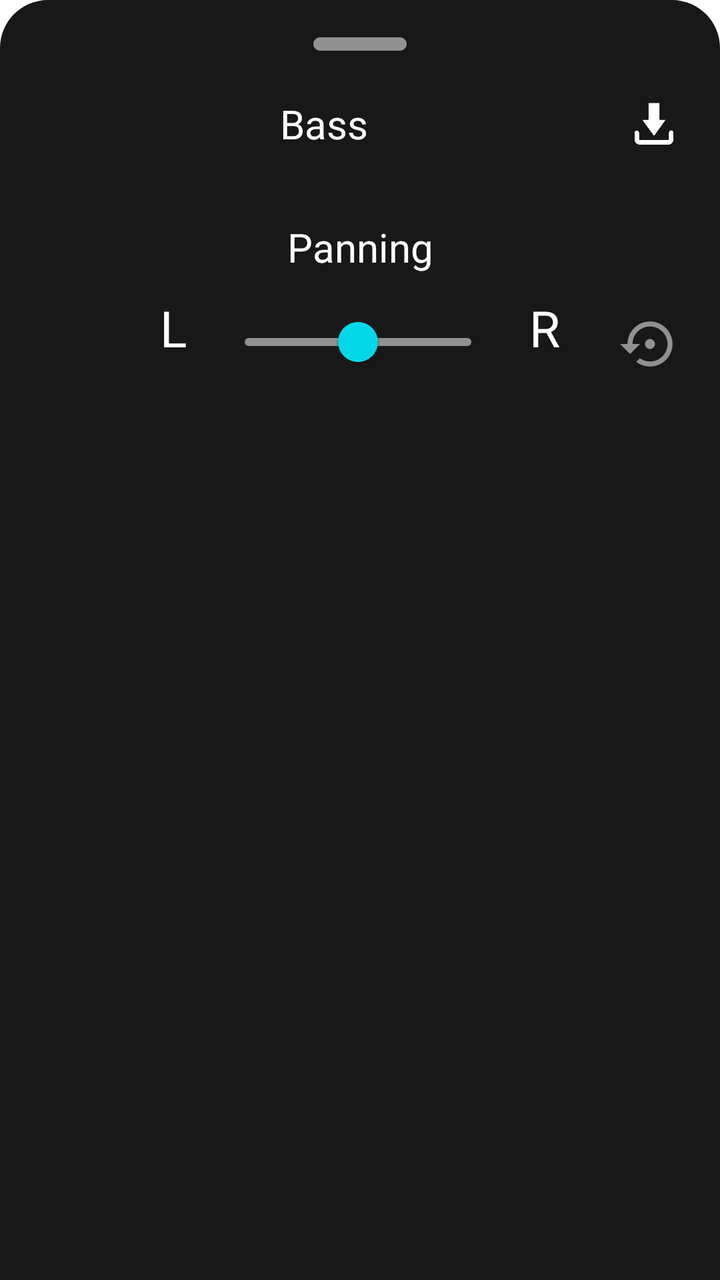
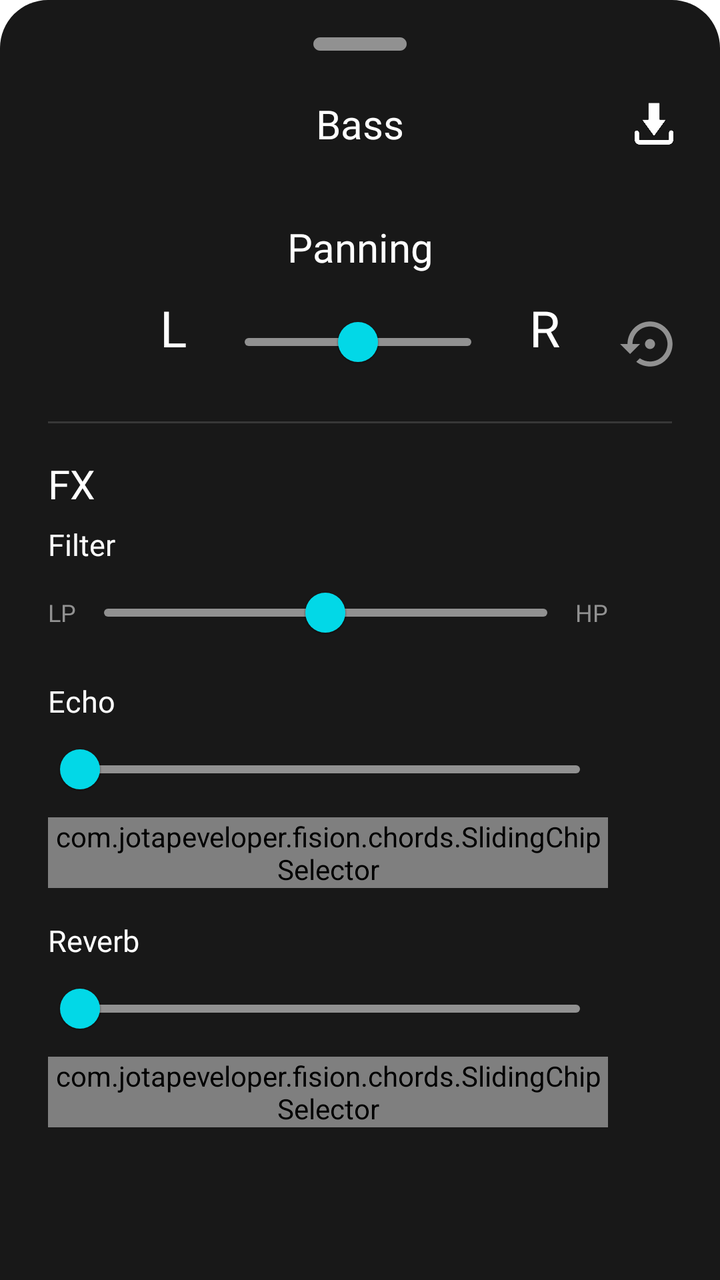

The first picture is an Android layout as it rendered before a commit; the second is the same layout after the commit. The layout source and the unified diff follow.
<!-- AndroidManifest.xml: application theme Theme.Fision -->
<!-- res/layout/player_modal_sheet_dialog.xml -->
<?xml version="1.0" encoding="utf-8"?>
<LinearLayout
    xmlns:android="http://schemas.android.com/apk/res/android"
    xmlns:app="http://schemas.android.com/apk/res-auto"
    android:orientation="vertical"
    android:layout_width="match_parent"
    android:layout_height="match_parent"
    android:background="@drawable/dialogbg">



        <ImageView
            android:layout_width="80dp"
            android:layout_height="wrap_content"
            android:src="@drawable/ic_round_remove_24"
            android:layout_gravity="center|top"
            android:scaleType="centerCrop"
            android:layout_marginBottom="10dp"/>

        
        <LinearLayout
            android:layout_width="match_parent"
            android:layout_height="wrap_content"
            android:orientation="horizontal"
            android:gravity="center_vertical"
            android:layout_marginBottom="30dp"
            android:layout_marginStart="15dp"
            android:layout_marginEnd="15dp">

            <TextView
                android:id="@+id/Title"
                android:layout_width="0dp"
                android:layout_height="wrap_content"
                android:layout_weight="1"
                android:gravity="center_horizontal"
                android:ellipsize="marquee"
                android:focusable="true"
                android:focusableInTouchMode="true"
                android:fontFamily="@font/noto_sans_regular"
                android:marqueeRepeatLimit="marquee_forever"
                android:scrollHorizontally="true"
                android:singleLine="true"
                android:text="@string/title_bass"
                android:textColor="#FFFFFF"
                android:textSize="20sp"/>

            <ImageButton
                android:id="@+id/ib_exportStem"
                android:layout_width="36dp"
                android:layout_height="36dp"
                android:background="?selectableItemBackgroundBorderless"
                android:contentDescription="@string/export_stem_button_desc"
                android:padding="6dp"
                android:scaleType="fitCenter"
                android:src="@drawable/ic_export"
                app:tint="#FFFFFF"/>

        </LinearLayout>

        <TextView
            android:id="@+id/pan_title"
            android:layout_width="match_parent"
            android:layout_height="wrap_content"
            android:gravity="center_horizontal"
            android:ellipsize="marquee"
            android:focusable="true"
            android:focusableInTouchMode="true"
            android:fontFamily="@font/noto_sans_regular"
            android:marqueeRepeatLimit="marquee_forever"
            android:scrollHorizontally="true"
            android:singleLine="true"
            android:text="@string/pan_title"
            android:textColor="#FFFFFF"
            android:textSize="20sp"
            android:layout_marginBottom="10dp"
            android:layout_marginStart="15dp"
            android:layout_marginEnd="15dp"/>

        <LinearLayout
            android:layout_width="match_parent"
            android:layout_height="wrap_content"
            android:orientation="horizontal">

                <TextView
                    android:id="@+id/pan_l"
                    android:layout_width="wrap_content"
                    android:layout_height="wrap_content"
                    android:fontFamily="@font/noto_sans_regular"
                    android:text="@string/pan_l"
                    android:textColor="#FFFFFF"
                    android:textSize="25sp"
                    android:layout_marginBottom="30dp"
                    android:layout_marginStart="80dp"
                    android:layout_marginEnd="15dp"/>

                <com.google.android.material.slider.Slider
                    android:id="@+id/s_pan"
                    android:layout_width="0dp"
                    android:layout_height="wrap_content"
                    android:layout_weight="1"
                    android:layout_marginStart="0dp"
                    android:layout_marginEnd="00dp"
                    android:value="0"
                    android:valueFrom="-100"
                    android:valueTo="100"
                    app:trackColorActive="@color/AppDarkGrey"
                    app:trackColorInactive="@color/AppDarkGrey"
                    app:thumbColor="?attr/accentSecondary"
                    app:haloRadius="0dp"
                    app:haloColor="@color/sliderHalo"
                    />

                <TextView
                    android:id="@+id/pan_r"
                    android:layout_width="wrap_content"
                    android:layout_height="wrap_content"
                    android:layout_marginEnd="30dp"
                    app:layout_constraintEnd_toEndOf="parent"
                    android:fontFamily="@font/noto_sans_regular"
                    android:text="@string/pan_r"
                    android:textColor="#FFFFFF"
                    android:textSize="25sp"
                    android:layout_marginBottom="30dp"
                    android:layout_marginStart="15dp"
                    />

                <ImageButton
                    android:id="@+id/ib_restorePan"
                    android:layout_width="30dp"
                    android:layout_height="30dp"
                    android:layout_marginTop="10dp"
                    android:layout_marginEnd="20dp"
                    android:background="?selectableItemBackgroundBorderless"
                    android:backgroundTint="@color/black"
                    android:contentDescription="restore pan"
                    android:gravity="center"
                    android:includeFontPadding="false"
                    android:padding="0dp"
                    android:scaleType="fitXY"
                    android:src="@drawable/ic_restore_pan"
                    android:text=""
                    android:textColor="@color/white"
                    android:value="50"
                    />

        </LinearLayout>




</LinearLayout>
<!-- resources referenced by this layout -->
<resources>
  <color name="AppDarkGrey">#919191</color>
  <color name="black">#FF000000</color>
  <color name="sliderHalo">#3302D8E7</color>
  <color name="white">#FFFFFFFF</color>
  <!-- drawable dialogbg (drawable) -->
  <?xml version="1.0" encoding="utf-8"?>
  <shape xmlns:android="http://schemas.android.com/apk/res/android">
  
      <solid android:color="#181818" />
  
      <corners
          android:topLeftRadius="24dp"
          android:topRightRadius="24dp" />
  
      <padding
          android:top="10dp"
          android:bottom="10dp" />
  
  </shape>
  <!-- drawable ic_restore_pan (drawable) -->
  <vector android:height="24dp" android:tint="#919191"
      android:viewportHeight="24" android:viewportWidth="24"
      android:width="24dp" xmlns:android="http://schemas.android.com/apk/res/android">
      <path android:fillColor="@android:color/white" android:pathData="M14,12c0,-1.1 -0.9,-2 -2,-2s-2,0.9 -2,2 0.9,2 2,2 2,-0.9 2,-2zM12,3c-4.97,0 -9,4.03 -9,9L0,12l4,4 4,-4L5,12c0,-3.87 3.13,-7 7,-7s7,3.13 7,7 -3.13,7 -7,7c-1.51,0 -2.91,-0.49 -4.06,-1.3l-1.42,1.44C8.04,20.3 9.94,21 12,21c4.97,0 9,-4.03 9,-9s-4.03,-9 -9,-9z"/>
  </vector>
  <!-- drawable ic_round_remove_24 (drawable) -->
  <vector android:height="24dp" android:tint="@color/AppDarkGrey"
      android:viewportHeight="24" android:viewportWidth="24"
      android:width="24dp" xmlns:android="http://schemas.android.com/apk/res/android">
      <path android:fillColor="@android:color/white" android:pathData="M18,13H6c-0.55,0 -1,-0.45 -1,-1s0.45,-1 1,-1h12c0.55,0 1,0.45 1,1s-0.45,1 -1,1z"/>
  </vector>
  <string name="export_stem_button_desc">Export stem</string>
  <string name="pan_l">L</string>
  <string name="pan_r">R</string>
  <string name="pan_title">Panning</string>
  <string name="title_bass">Bass</string>
  <color name="colorPrimary">#27B397</color>
  <color name="purple_700">#FF3700B3</color>
  <color name="teal_200">#FF03DAC5</color>
  <color name="teal_700">#FF018786</color>
  <color name="accent_green_secondary">#02D8E7</color>
  <style name="Widget.Fision.TextInputLayout" parent="Widget.MaterialComponents.TextInputLayout.OutlinedBox">
          <item name="boxCornerRadiusTopStart">12dp</item>
          <item name="boxCornerRadiusTopEnd">12dp</item>
          <item name="boxCornerRadiusBottomStart">12dp</item>
          <item name="boxCornerRadiusBottomEnd">12dp</item>
          <item name="boxStrokeColor">@color/dialog_box_stroke</item>
          <item name="boxStrokeWidth">1dp</item>
          <item name="hintTextColor">@color/AppWhite</item>
          <item name="android:textColorHint">#9E9E9E</item>
          <item name="cursorColor">?attr/colorPrimary</item>
          <item name="cursorErrorColor">?attr/colorPrimary</item>
      </style>
  <color name="AppWhite">#FFFFFF</color>
  <!-- unchanged entries left out for length: 2 -->
</resources>

<!-- the commit's change to res/layout/player_modal_sheet_dialog.xml (unified diff, before → after) -->
@@ -26,6 +26,11 @@
             android:layout_marginBottom="30dp"
             android:layout_marginStart="15dp"
             android:layout_marginEnd="15dp">
+
+            
+            <Space
+                android:layout_width="36dp"
+                android:layout_height="36dp" />
 
             <TextView
                 android:id="@+id/Title"
@@ -148,4 +153,275 @@
 
 
 
+        
+        <View
+            android:layout_width="match_parent"
+            android:layout_height="1dp"
+            android:layout_marginStart="24dp"
+            android:layout_marginEnd="24dp"
+            android:layout_marginBottom="16dp"
+            android:background="#22FFFFFF" />
+
+        <LinearLayout
+            android:layout_width="match_parent"
+            android:layout_height="wrap_content"
+            android:orientation="horizontal"
+            android:gravity="center_vertical"
+            android:layout_marginStart="24dp"
+            android:layout_marginEnd="20dp"
+            android:layout_marginBottom="6dp">
+
+            <TextView
+                android:layout_width="0dp"
+                android:layout_height="wrap_content"
+                android:layout_weight="1"
+                android:fontFamily="@font/noto_sans_regular"
+                android:text="@string/fx_title"
+                android:textColor="#FFFFFF"
+                android:textSize="20sp" />
+
+            <com.google.android.material.button.MaterialButton
+                android:id="@+id/tv_fxClear"
+                style="@style/Widget.MaterialComponents.Button.OutlinedButton"
+                android:layout_width="wrap_content"
+                android:layout_height="wrap_content"
+                android:minHeight="0dp"
+                android:insetTop="0dp"
+                android:insetBottom="0dp"
+                android:paddingStart="14dp"
+                android:paddingEnd="14dp"
+                android:paddingTop="6dp"
+                android:paddingBottom="6dp"
+                android:text="@string/fx_clear"
+                android:textColor="@color/AppWhite"
+                android:textSize="12sp"
+                android:visibility="invisible"
+                app:strokeColor="?attr/colorPrimary"
+                app:rippleColor="?attr/colorPrimary"
+                app:cornerRadius="20dp" />
+        </LinearLayout>
+
+        
+        <LinearLayout
+            android:layout_width="match_parent"
+            android:layout_height="wrap_content"
+            android:orientation="horizontal"
+            android:layout_marginStart="24dp"
+            android:layout_marginEnd="24dp">
+
+            <TextView
+                android:id="@+id/tv_fxFilterLabel"
+                android:layout_width="0dp"
+                android:layout_height="wrap_content"
+                android:layout_weight="1"
+                android:fontFamily="@font/noto_sans_regular"
+                android:text="@string/fx_filter"
+                android:textColor="#FFFFFF"
+                android:textSize="15sp" />
+
+            <TextView
+                android:id="@+id/tv_fxFilterValue"
+                android:layout_width="wrap_content"
+                android:layout_height="wrap_content"
+                android:fontFamily="@font/noto_sans_regular"
+                android:textColor="#919191"
+                android:textSize="13sp" />
+        </LinearLayout>
+
+        <LinearLayout
+            android:layout_width="match_parent"
+            android:layout_height="wrap_content"
+            android:orientation="horizontal"
+            android:gravity="center_vertical"
+            android:layout_marginStart="24dp"
+            android:layout_marginEnd="20dp">
+
+            <TextView
+                android:layout_width="wrap_content"
+                android:layout_height="wrap_content"
+                android:fontFamily="@font/noto_sans_regular"
+                android:text="@string/fx_lowpass_short"
+                android:textColor="#919191"
+                android:textSize="12sp" />
+
+            <com.google.android.material.slider.Slider
+                android:id="@+id/s_fxFilter"
+                android:layout_width="0dp"
+                android:layout_height="wrap_content"
+                android:layout_weight="1"
+                android:value="0"
+                android:valueFrom="-100"
+                android:valueTo="100"
+                app:labelBehavior="gone"
+                app:trackColorActive="@color/AppDarkGrey"
+                app:trackColorInactive="@color/AppDarkGrey"
+                app:thumbColor="?attr/accentSecondary"
+                app:haloRadius="0dp"
+                app:haloColor="@color/sliderHalo" />
+
+            <TextView
+                android:layout_width="wrap_content"
+                android:layout_height="wrap_content"
+                android:fontFamily="@font/noto_sans_regular"
+                android:text="@string/fx_highpass_short"
+                android:textColor="#919191"
+                android:textSize="12sp" />
+
+            <ImageButton
+                android:id="@+id/ib_fxFilterRestore"
+                android:layout_width="26dp"
+                android:layout_height="26dp"
+                android:layout_marginStart="10dp"
+                android:background="?selectableItemBackgroundBorderless"
+                android:contentDescription="@string/fx_reset_desc"
+                android:padding="0dp"
+                android:scaleType="fitCenter"
+                android:src="@drawable/ic_restore_pan"
+                android:visibility="invisible" />
+        </LinearLayout>
+
+        
+        <LinearLayout
+            android:layout_width="match_parent"
+            android:layout_height="wrap_content"
+            android:orientation="horizontal"
+            android:layout_marginTop="10dp"
+            android:layout_marginStart="24dp"
+            android:layout_marginEnd="24dp">
+
+            <TextView
+                android:id="@+id/tv_fxEchoLabel"
+                android:layout_width="0dp"
+                android:layout_height="wrap_content"
+                android:layout_weight="1"
+                android:fontFamily="@font/noto_sans_regular"
+                android:text="@string/fx_echo"
+                android:textColor="#FFFFFF"
+                android:textSize="15sp" />
+
+            <TextView
+                android:id="@+id/tv_fxEchoValue"
+                android:layout_width="wrap_content"
+                android:layout_height="wrap_content"
+                android:fontFamily="@font/noto_sans_regular"
+                android:textColor="#919191"
+                android:textSize="13sp" />
+        </LinearLayout>
+
+        <LinearLayout
+            android:layout_width="match_parent"
+            android:layout_height="wrap_content"
+            android:orientation="horizontal"
+            android:gravity="center_vertical"
+            android:layout_marginStart="24dp"
+            android:layout_marginEnd="20dp">
+
+            <com.google.android.material.slider.Slider
+                android:id="@+id/s_fxEcho"
+                android:layout_width="0dp"
+                android:layout_height="wrap_content"
+                android:layout_weight="1"
+                android:value="0"
+                android:valueFrom="0"
+                android:valueTo="100"
+                app:labelBehavior="gone"
+                app:trackColorActive="?attr/colorPrimary"
+                app:trackColorInactive="@color/AppDarkGrey"
+                app:thumbColor="?attr/accentSecondary"
+                app:haloRadius="0dp"
+                app:haloColor="@color/sliderHalo" />
+
+            <ImageButton
+                android:id="@+id/ib_fxEchoRestore"
+                android:layout_width="26dp"
+                android:layout_height="26dp"
+                android:layout_marginStart="10dp"
+                android:background="?selectableItemBackgroundBorderless"
+                android:contentDescription="@string/fx_reset_desc"
+                android:padding="0dp"
+                android:scaleType="fitCenter"
+                android:src="@drawable/ic_restore_stem"
+                android:visibility="invisible" />
+        </LinearLayout>
+
+        <com.jotapeveloper.fision.chords.SlidingChipSelector
+            android:id="@+id/sel_fxEchoDivision"
+            android:layout_width="match_parent"
+            android:layout_height="wrap_content"
+            android:layout_marginStart="24dp"
+            android:layout_marginEnd="56dp"
+            android:layout_marginBottom="6dp" />
+
+        
+        <LinearLayout
+            android:layout_width="match_parent"
+            android:layout_height="wrap_content"
+            android:orientation="horizontal"
+            android:layout_marginTop="10dp"
+            android:layout_marginStart="24dp"
+            android:layout_marginEnd="24dp">
+
+            <TextView
+                android:id="@+id/tv_fxReverbLabel"
+                android:layout_width="0dp"
+                android:layout_height="wrap_content"
+                android:layout_weight="1"
+                android:fontFamily="@font/noto_sans_regular"
+                android:text="@string/fx_reverb"
+                android:textColor="#FFFFFF"
+                android:textSize="15sp" />
+
+            <TextView
+                android:id="@+id/tv_fxReverbValue"
+                android:layout_width="wrap_content"
+                android:layout_height="wrap_content"
+                android:fontFamily="@font/noto_sans_regular"
+                android:textColor="#919191"
+                android:textSize="13sp" />
+        </LinearLayout>
+
+        <LinearLayout
+            android:layout_width="match_parent"
+            android:layout_height="wrap_content"
+            android:orientation="horizontal"
+            android:gravity="center_vertical"
+            android:layout_marginStart="24dp"
+            android:layout_marginEnd="20dp">
+
+            <com.google.android.material.slider.Slider
+                android:id="@+id/s_fxReverb"
+                android:layout_width="0dp"
+                android:layout_height="wrap_content"
+                android:layout_weight="1"
+                android:value="0"
+                android:valueFrom="0"
+                android:valueTo="100"
+                app:labelBehavior="gone"
+                app:trackColorActive="?attr/colorPrimary"
+                app:trackColorInactive="@color/AppDarkGrey"
+                app:thumbColor="?attr/accentSecondary"
+                app:haloRadius="0dp"
+                app:haloColor="@color/sliderHalo" />
+
+            <ImageButton
+                android:id="@+id/ib_fxReverbRestore"
+                android:layout_width="26dp"
+                android:layout_height="26dp"
+                android:layout_marginStart="10dp"
+                android:background="?selectableItemBackgroundBorderless"
+                android:contentDescription="@string/fx_reset_desc"
+                android:padding="0dp"
+                android:scaleType="fitCenter"
+                android:src="@drawable/ic_restore_stem"
+                android:visibility="invisible" />
+        </LinearLayout>
+
+        <com.jotapeveloper.fision.chords.SlidingChipSelector
+            android:id="@+id/sel_fxReverbRoom"
+            android:layout_width="match_parent"
+            android:layout_height="wrap_content"
+            android:layout_marginStart="24dp"
+            android:layout_marginEnd="56dp"
+            android:layout_marginBottom="24dp" />
+
 </LinearLayout>
<!-- resource entries referenced after the edit -->
@@ -25,6 +25,12 @@
       android:width="24dp" xmlns:android="http://schemas.android.com/apk/res/android">
       <path android:fillColor="@android:color/white" android:pathData="M14,12c0,-1.1 -0.9,-2 -2,-2s-2,0.9 -2,2 0.9,2 2,2 2,-0.9 2,-2zM12,3c-4.97,0 -9,4.03 -9,9L0,12l4,4 4,-4L5,12c0,-3.87 3.13,-7 7,-7s7,3.13 7,7 -3.13,7 -7,7c-1.51,0 -2.91,-0.49 -4.06,-1.3l-1.42,1.44C8.04,20.3 9.94,21 12,21c4.97,0 9,-4.03 9,-9s-4.03,-9 -9,-9z"/>
   </vector>
+  <!-- drawable ic_restore_stem (drawable) -->
+  <vector android:height="24dp" android:tint="#919191"
+      android:viewportHeight="24" android:viewportWidth="24"
+      android:width="24dp" xmlns:android="http://schemas.android.com/apk/res/android">
+      <path android:fillColor="@android:color/white" android:pathData="M12,3c-4.97,0 -9,4.03 -9,9L0,12l4,4 4,-4L5,12c0,-3.87 3.13,-7 7,-7s7,3.13 7,7 -3.13,7 -7,7c-1.51,0 -2.91,-0.49 -4.06,-1.3l-1.42,1.44C8.04,20.3 9.94,21 12,21c4.97,0 9,-4.03 9,-9s-4.03,-9 -9,-9z"/>
+  </vector>
   <!-- drawable ic_round_remove_24 (drawable) -->
   <vector android:height="24dp" android:tint="@color/AppDarkGrey"
       android:viewportHeight="24" android:viewportWidth="24"
@@ -32,6 +38,14 @@
       <path android:fillColor="@android:color/white" android:pathData="M18,13H6c-0.55,0 -1,-0.45 -1,-1s0.45,-1 1,-1h12c0.55,0 1,0.45 1,1s-0.45,1 -1,1z"/>
   </vector>
   <string name="export_stem_button_desc">Export stem</string>
+  <string name="fx_clear">Clear FX</string>
+  <string name="fx_echo">Echo</string>
+  <string name="fx_filter">Filter</string>
+  <string name="fx_highpass_short" translatable="false">HP</string>
+  <string name="fx_lowpass_short" translatable="false">LP</string>
+  <string name="fx_reset_desc">Reset</string>
+  <string name="fx_reverb">Reverb</string>
+  <string name="fx_title">FX</string>
   <string name="pan_l">L</string>
   <string name="pan_r">R</string>
   <string name="pan_title">Panning</string>
